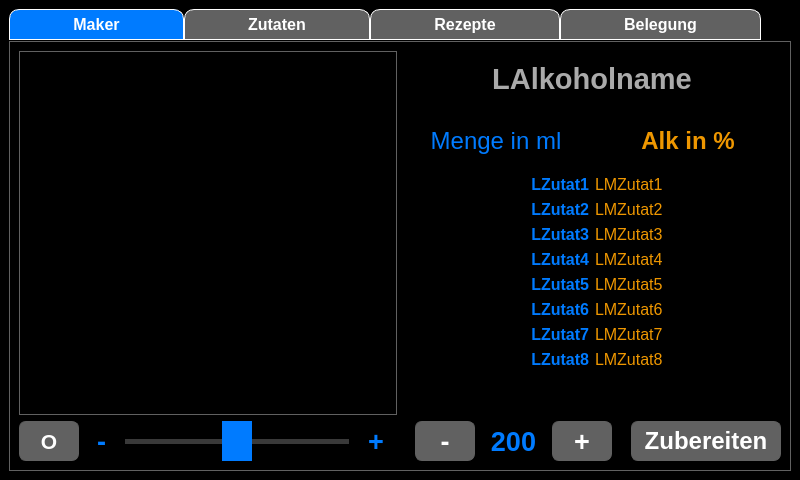
Above: ui_elements/Cocktailmanager_2.ui from AndreWohnsland/CocktailBerry before the change. Below: the same form after it.
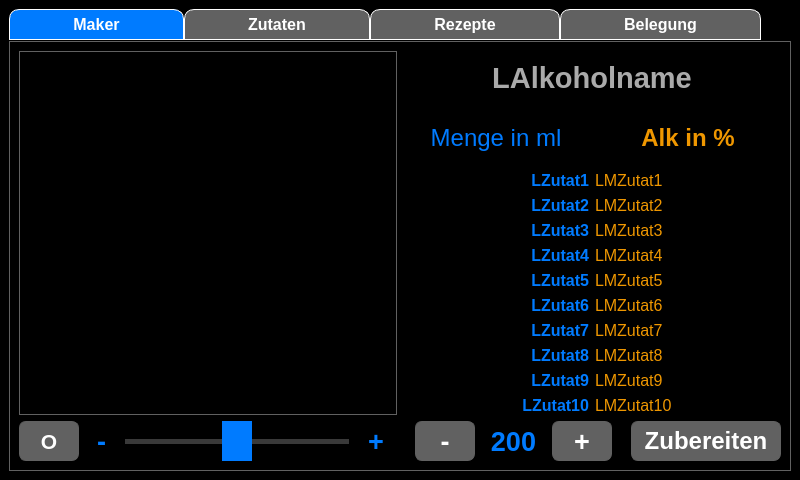
That is the form after the change. Custom widgets are drawn as their Qt base class.

Commit message: formatting, new functionality for comments

```diff
--- a/ui_elements/Cocktailmanager_2.ui
+++ b/ui_elements/Cocktailmanager_2.ui
@@ -241,6 +241,12 @@
 #LMZutat8 {
 	color: rgb(239, 151, 0);
 }
+#LMZutat9 {
+	color: rgb(239, 151, 0);
+}
+#LMZutat10 {
+	color: rgb(239, 151, 0);
+}
 #LER1 {
 	color: rgb(239, 151, 0);
 }
@@ -697,6 +703,46 @@
                   </property>
                  </widget>
                 </item>
+                <item>
+                 <widget class="QLabel" name="LZutat9">
+                  <property name="font">
+                   <font>
+                    <pointsize>12</pointsize>
+                    <weight>75</weight>
+                    <bold>true</bold>
+                   </font>
+                  </property>
+                  <property name="layoutDirection">
+                   <enum>Qt::LeftToRight</enum>
+                  </property>
+                  <property name="text">
+                   <string>LZutat9</string>
+                  </property>
+                  <property name="alignment">
+                   <set>Qt::AlignRight|Qt::AlignTrailing|Qt::AlignVCenter</set>
+                  </property>
+                 </widget>
+                </item>
+                <item>
+                 <widget class="QLabel" name="LZutat10">
+                  <property name="font">
+                   <font>
+                    <pointsize>12</pointsize>
+                    <weight>75</weight>
+                    <bold>true</bold>
+                   </font>
+                  </property>
+                  <property name="layoutDirection">
+                   <enum>Qt::LeftToRight</enum>
+                  </property>
+                  <property name="text">
+                   <string>LZutat10</string>
+                  </property>
+                  <property name="alignment">
+                   <set>Qt::AlignRight|Qt::AlignTrailing|Qt::AlignVCenter</set>
+                  </property>
+                 </widget>
+                </item>
                </layout>
               </item>
               <item>
@@ -813,37 +859,38 @@
                   </property>
                  </widget>
                 </item>
+                <item>
+                 <widget class="QLabel" name="LMZutat9">
+                  <property name="font">
+                   <font>
+                    <pointsize>12</pointsize>
+                    <weight>50</weight>
+                    <bold>false</bold>
+                   </font>
+                  </property>
+                  <property name="text">
+                   <string>LMZutat9</string>
+                  </property>
+                 </widget>
+                </item>
+                <item>
+                 <widget class="QLabel" name="LMZutat10">
+                  <property name="font">
+                   <font>
+                    <pointsize>12</pointsize>
+                    <weight>50</weight>
+                    <bold>false</bold>
+                   </font>
+                  </property>
+                  <property name="text">
+                   <string>LMZutat10</string>
+                  </property>
+                 </widget>
+                </item>
                </layout>
               </item>
              </layout>
             </item>
-            <item>
-             <widget class="QTextBrowser" name="LKommentar">
-              <property name="minimumSize">
-               <size>
-                <width>0</width>
-                <height>0</height>
-               </size>
-              </property>
-              <property name="maximumSize">
-               <size>
-                <width>475</width>
-                <height>40</height>
-               </size>
-              </property>
-              <property name="font">
-               <font>
-                <pointsize>10</pointsize>
-               </font>
-              </property>
-              <property name="layoutDirection">
-               <enum>Qt::LeftToRight</enum>
-              </property>
-              <property name="frameShape">
-               <enum>QFrame::NoFrame</enum>
-              </property>
-             </widget>
-            </item>
             <item>
              <layout class="QHBoxLayout" name="horizontalLayout_7">
               <item>
```
The commit also changes 2 other files.
